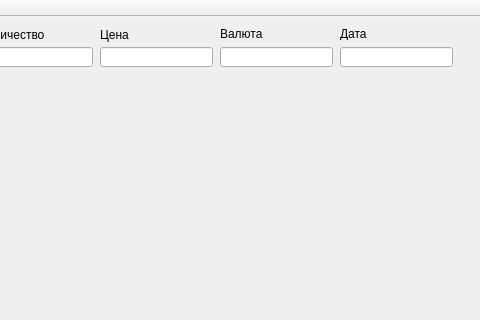
Old version of the form mainwindow.ui in the repository eagerber/accounting; both pictures show x 280 to 760 and y 0 to 320 of the 760 by 471 pixel window.
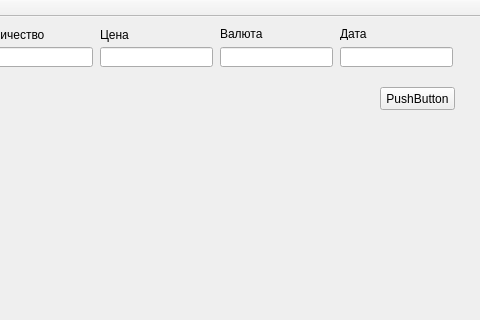
New version of the form.

Patch:
```diff
--- a/mainwindow.ui
+++ b/mainwindow.ui
@@ -152,6 +152,19 @@
      <string>Дата</string>
     </property>
    </widget>
+   <widget class="QPushButton" name="pushButton">
+    <property name="geometry">
+     <rect>
+      <x>660</x>
+      <y>70</y>
+      <width>75</width>
+      <height>23</height>
+     </rect>
+    </property>
+    <property name="text">
+     <string>PushButton</string>
+    </property>
+   </widget>
   </widget>
   <widget class="QMenuBar" name="menuBar">
    <property name="geometry">
```
Left out of the diff: 12 changed lines with no effect on the pictures.
